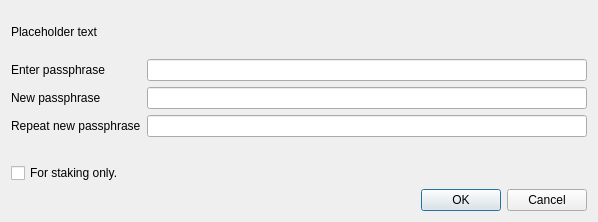
The window that src/qt/forms/askpassphrasedialog.ui (qtumproject/qtum) describes before a commit, drawn with Qt 5.
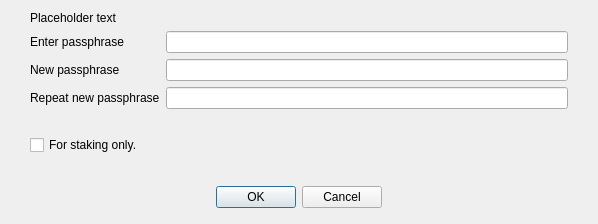
The same window after the commit.

What changed in the file:
```diff
--- a/src/qt/forms/askpassphrasedialog.ui
+++ b/src/qt/forms/askpassphrasedialog.ui
@@ -7,7 +7,7 @@
     <x>0</x>
     <y>0</y>
     <width>598</width>
-    <height>222</height>
+    <height>224</height>
    </rect>
   </property>
   <property name="sizePolicy">
@@ -29,6 +29,23 @@
    <property name="sizeConstraint">
     <enum>QLayout::SetMinimumSize</enum>
    </property>
+   <property name="leftMargin">
+    <number>0</number>
+   </property>
+   <property name="rightMargin">
+    <number>0</number>
+   </property>
+   <property name="bottomMargin">
+    <number>0</number>
+   </property>
+   <item>
+    <layout class="QVBoxLayout" name="verticalLayout_2">
+     <property name="leftMargin">
+      <number>30</number>
+     </property>
+     <property name="rightMargin">
+      <number>30</number>
+     </property>
    <item>
     <widget class="QLabel" name="warningLabel">
      <property name="text">
@@ -50,6 +67,9 @@
      <property name="fieldGrowthPolicy">
       <enum>QFormLayout::AllNonFixedFieldsGrow</enum>
      </property>
+       <property name="bottomMargin">
+        <number>10</number>
+       </property>
      <item row="0" column="0">
       <widget class="QLabel" name="passLabel1">
        <property name="text">
@@ -120,6 +140,29 @@
      </item>
     </layout>
    </item>
+    </layout>
+   </item>
+   <item>
+    <widget class="QWidget" name="buttonsContainerWhite" native="true">
+     <property name="maximumSize">
+      <size>
+       <width>16777215</width>
+       <height>55</height>
+      </size>
+     </property>
+     <layout class="QHBoxLayout" name="horizontalLayout">
+      <property name="leftMargin">
+       <number>30</number>
+      </property>
+      <property name="topMargin">
+       <number>15</number>
+      </property>
+      <property name="rightMargin">
+       <number>30</number>
+      </property>
+      <property name="bottomMargin">
+       <number>15</number>
+      </property>
    <item>
     <widget class="QDialogButtonBox" name="buttonBox">
      <property name="orientation">
@@ -128,6 +171,12 @@
      <property name="standardButtons">
       <set>QDialogButtonBox::Cancel|QDialogButtonBox::Ok</set>
      </property>
+        <property name="centerButtons">
+         <bool>true</bool>
+        </property>
+       </widget>
+      </item>
+     </layout>
     </widget>
    </item>
   </layout>
```
Lines whose indentation alone changed are shown as unchanged.
